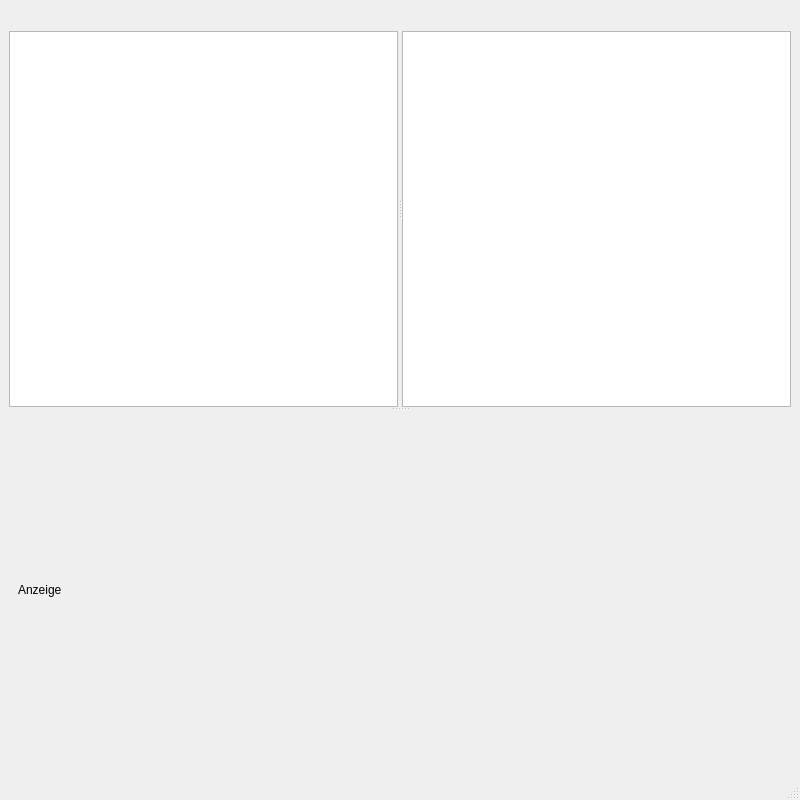
Old version of the form mainwindow.ui in the repository uriegel/Kommander.
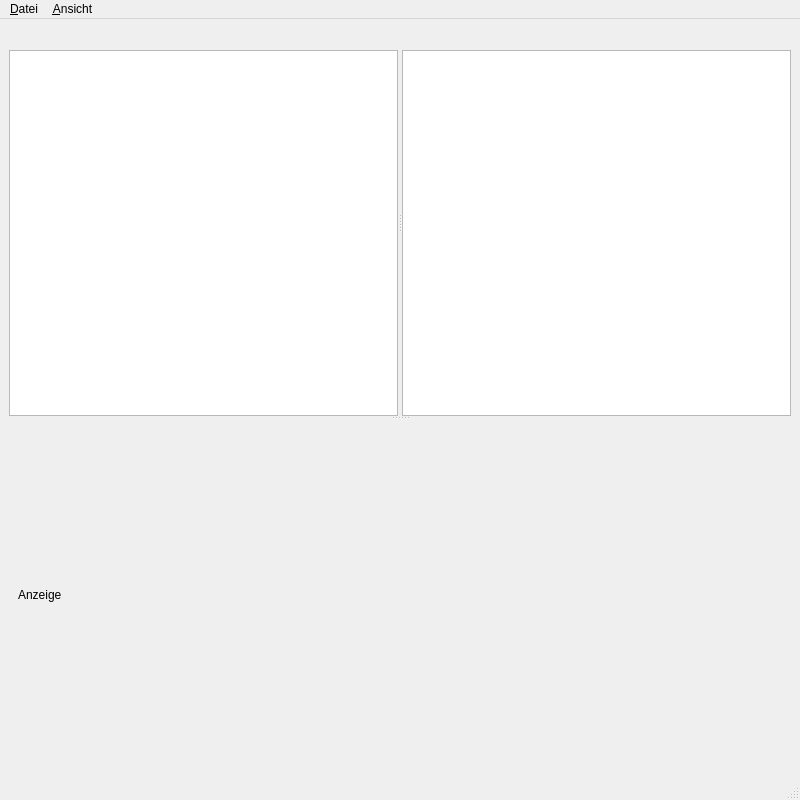
New version of the form. Icons and pictures are not drawn. Custom widgets are drawn as their Qt base class.

Commit message: Show/hide viewer Menu

What changed in the file:
```diff
--- a/mainwindow.ui
+++ b/mainwindow.ui
@@ -256,6 +256,23 @@
      <height>30</height>
     </rect>
    </property>
+   <widget class="QMenu" name="menuDatei">
+    <property name="title">
+     <string>&amp;Datei</string>
+    </property>
+    <addaction name="action_Beenden"/>
+   </widget>
+   <widget class="QMenu" name="menu_Ansicht">
+    <property name="title">
+     <string>&amp;Ansicht</string>
+    </property>
+    <addaction name="action_Versteckte_Dateien"/>
+    <addaction name="action_Aktualisieren"/>
+    <addaction name="separator"/>
+    <addaction name="action_Vorschau"/>
+   </widget>
+   <addaction name="menuDatei"/>
+   <addaction name="menu_Ansicht"/>
   </widget>
   <widget class="QStatusBar" name="statusbar"/>
  </widget>
```
Left out of the diff: 166 changed lines with no effect on the pictures. The commit also changes 5 other files.
